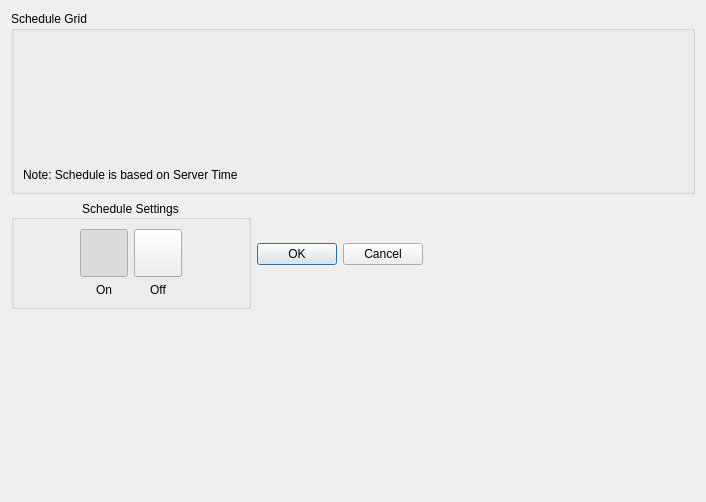
Old version of the form client/src/ui/widgets/properties/weektime_schedule_widget.ui in the repository networkoptix/nx_open.
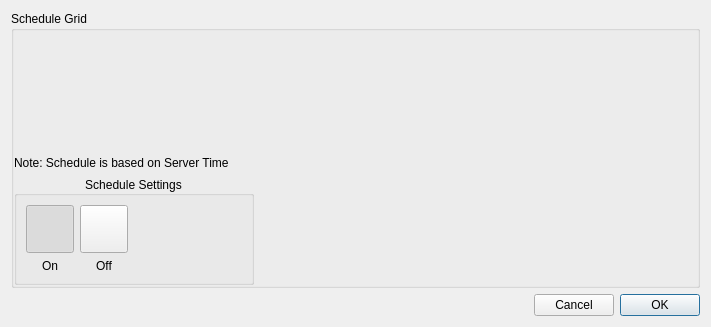
New version of the form. Custom widgets are drawn as their Qt base class.

Commit message:
Business rules: schedule
<==== Mercurial data ====>
Branch: master

```diff
--- a/client/src/ui/widgets/properties/weektime_schedule_widget.ui
+++ b/client/src/ui/widgets/properties/weektime_schedule_widget.ui
@@ -6,14 +6,14 @@
    <rect>
     <x>0</x>
     <y>0</y>
-    <width>706</width>
-    <height>502</height>
+    <width>711</width>
+    <height>327</height>
    </rect>
   </property>
   <property name="windowTitle">
    <string>WeekTime Schedule Editor</string>
   </property>
-  <layout class="QVBoxLayout" name="verticalLayout_8">
+  <layout class="QVBoxLayout" name="verticalLayout_8" stretch="1,0">
    <item>
     <widget class="QGroupBox" name="scheduleGridGroupBox">
      <property name="title">
@@ -24,7 +24,16 @@
      </property>
      <layout class="QVBoxLayout" name="verticalLayout_7">
       <property name="leftMargin">
-       <number>9</number>
+       <number>0</number>
+      </property>
+      <property name="topMargin">
+       <number>6</number>
+      </property>
+      <property name="rightMargin">
+       <number>6</number>
+      </property>
+      <property name="bottomMargin">
+       <number>0</number>
       </property>
       <item>
        <widget class="QnScheduleGridWidget" name="gridWidget" native="true">
@@ -49,11 +58,6 @@
         </property>
        </widget>
       </item>
-     </layout>
-    </widget>
-   </item>
-   <item>
-    <layout class="QHBoxLayout" name="horizontalLayout">
      <item>
       <widget class="QGroupBox" name="settingsGroupBox">
        <property name="sizePolicy">
@@ -80,22 +84,7 @@
        <property name="alignment">
         <set>Qt::AlignCenter</set>
        </property>
-       <layout class="QVBoxLayout" name="verticalLayout_4">
-        <item>
-         <layout class="QHBoxLayout" name="horizontalLayout_4">
-          <item>
-           <spacer name="horizontalSpacer">
-            <property name="orientation">
-             <enum>Qt::Horizontal</enum>
-            </property>
-            <property name="sizeHint" stdset="0">
-             <size>
-              <width>16</width>
-              <height>20</height>
-             </size>
-            </property>
-           </spacer>
-          </item>
+        <layout class="QHBoxLayout" name="horizontalLayout_2">
           <item>
            <layout class="QVBoxLayout" name="verticalLayout">
             <item>
@@ -214,7 +203,7 @@
            </layout>
           </item>
           <item>
-           <spacer name="horizontalSpacer_2">
+          <spacer name="horizontalSpacer_3">
             <property name="orientation">
              <enum>Qt::Horizontal</enum>
             </property>
@@ -227,6 +216,7 @@
            </spacer>
           </item>
          </layout>
+       </widget>
         </item>
        </layout>
       </widget>
@@ -239,44 +229,13 @@
          <verstretch>0</verstretch>
         </sizepolicy>
        </property>
+     <property name="layoutDirection">
+      <enum>Qt::RightToLeft</enum>
+     </property>
        <property name="standardButtons">
         <set>QDialogButtonBox::Cancel|QDialogButtonBox::Ok</set>
        </property>
-       <property name="centerButtons">
-        <bool>false</bool>
-       </property>
-      </widget>
-     </item>
-     <item>
-      <spacer name="horizontalSpacer_3">
-       <property name="orientation">
-        <enum>Qt::Horizontal</enum>
-       </property>
-       <property name="sizeHint" stdset="0">
-        <size>
-         <width>40</width>
-         <height>20</height>
-        </size>
-       </property>
-      </spacer>
-     </item>
-     <item>
-      <layout class="QVBoxLayout" name="verticalLayout_5"/>
-     </item>
-    </layout>
-   </item>
-   <item>
-    <spacer name="verticalSpacer">
-     <property name="orientation">
-      <enum>Qt::Vertical</enum>
-     </property>
-     <property name="sizeHint" stdset="0">
-      <size>
-       <width>20</width>
-       <height>40</height>
-      </size>
-     </property>
-    </spacer>
+    </widget>
    </item>
   </layout>
  </widget>
```
Lines whose indentation alone changed are shown as unchanged. The commit also changes 5 other files.
